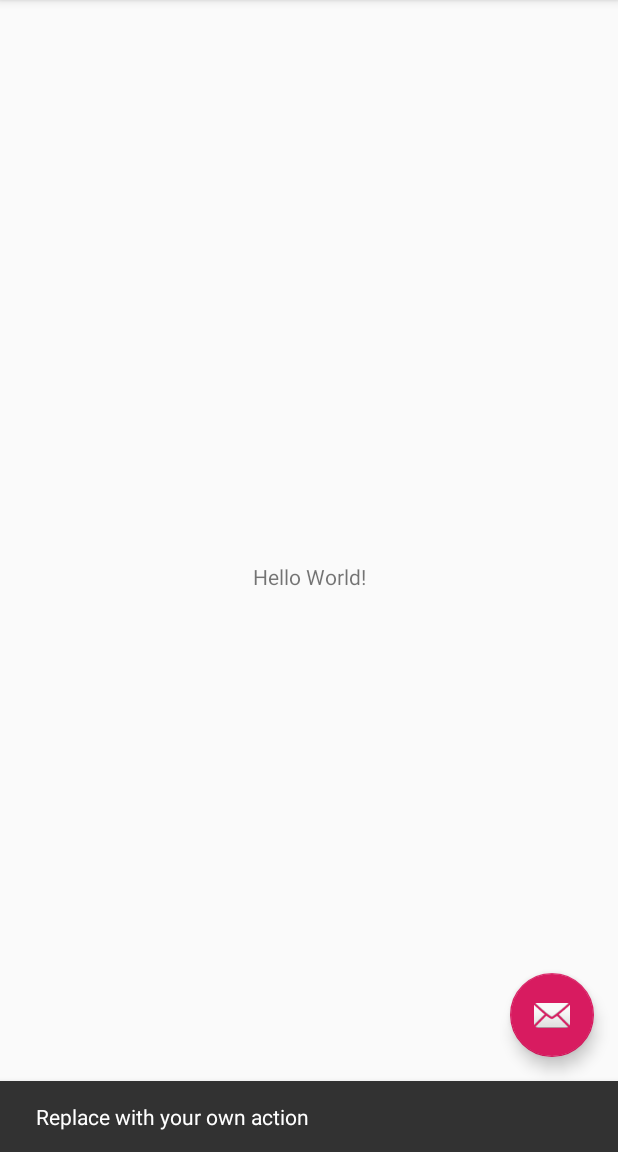
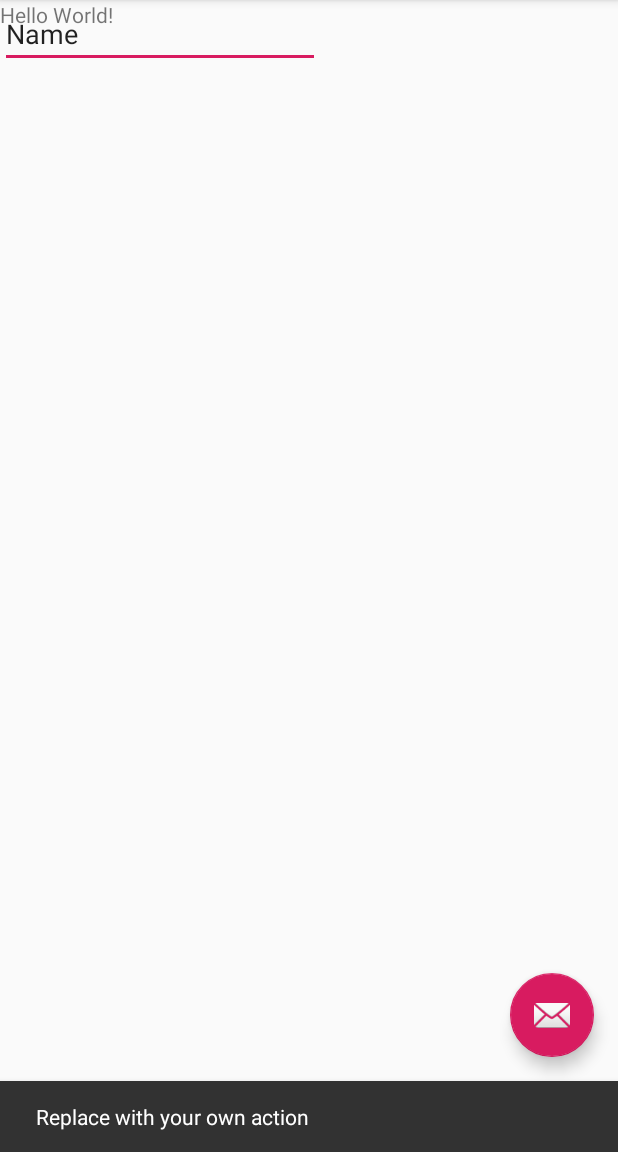
Before and after one commit to mdechdee/CS350_Start-It, an Android app: the screen it shows after launch (MainActivity), after a tap on an icon or button, on a phone screen of 412 x 824 dp, the part 84-1236 px from its top. Run offline under Robolectric (Android 15) with nearby library versions, the phone set to English and light mode, and no system bars.

Commit message:
Edit .gitignore

```diff
--- a/app/src/main/java/com/example/startit/MainActivity.java
+++ b/app/src/main/java/com/example/startit/MainActivity.java
@@ -18,7 +18,7 @@ public class MainActivity extends AppCompatActivity {
         Toolbar toolbar = findViewById(R.id.toolbar);
         setSupportActionBar(toolbar);
 
-       FloatingActionButton fab = findViewById(R.id.fab);
+        FloatingActionButton fab = findViewById(R.id.fab);
         fab.setOnClickListener(new View.OnClickListener() {
             @Override
             public void onClick(View view) {
--- a/app/src/main/res/layout/content_main.xml
+++ b/app/src/main/res/layout/content_main.xml
@@ -1,21 +1,29 @@
 <?xml version="1.0" encoding="utf-8"?>
-<androidx.constraintlayout.widget.ConstraintLayout
-    xmlns:android="http://schemas.android.com/apk/res/android"
+<androidx.constraintlayout.widget.ConstraintLayout xmlns:android="http://schemas.android.com/apk/res/android"
+    xmlns:app="http://schemas.android.com/apk/res-auto"
     xmlns:tools="http://schemas.android.com/tools"
-    xmlns:app="http://schemas.android.com/apk/res-auto"
     android:layout_width="match_parent"
     android:layout_height="match_parent"
     app:layout_behavior="@string/appbar_scrolling_view_behavior"
-    tools:showIn="@layout/activity_main"
-    tools:context=".MainActivity">
+    tools:context=".MainActivity"
+    tools:showIn="@layout/activity_main">
 
     <TextView
+        android:id="@+id/textView"
         android:layout_width="wrap_content"
         android:layout_height="wrap_content"
         android:text="Hello World!"
-        app:layout_constraintBottom_toBottomOf="parent"
-        app:layout_constraintLeft_toLeftOf="parent"
-        app:layout_constraintRight_toRightOf="parent"
-        app:layout_constraintTop_toTopOf="parent" />
+        tools:layout_editor_absoluteX="252dp"
+        tools:layout_editor_absoluteY="439dp" />
+
+    <EditText
+        android:id="@+id/editText"
+        android:layout_width="wrap_content"
+        android:layout_height="wrap_content"
+        android:ems="10"
+        android:inputType="textPersonName"
+        android:text="Name"
+        tools:layout_editor_absoluteX="34dp"
+        tools:layout_editor_absoluteY="36dp" />
 
 </androidx.constraintlayout.widget.ConstraintLayout>
```
Also changed, not shown: 3 other files.
